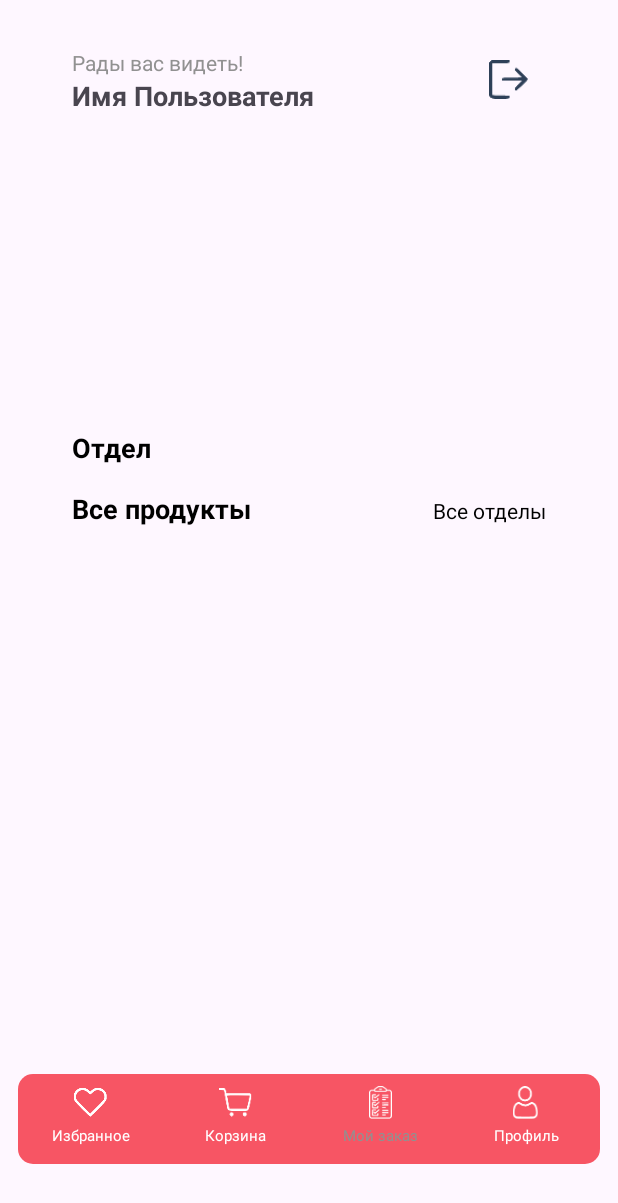
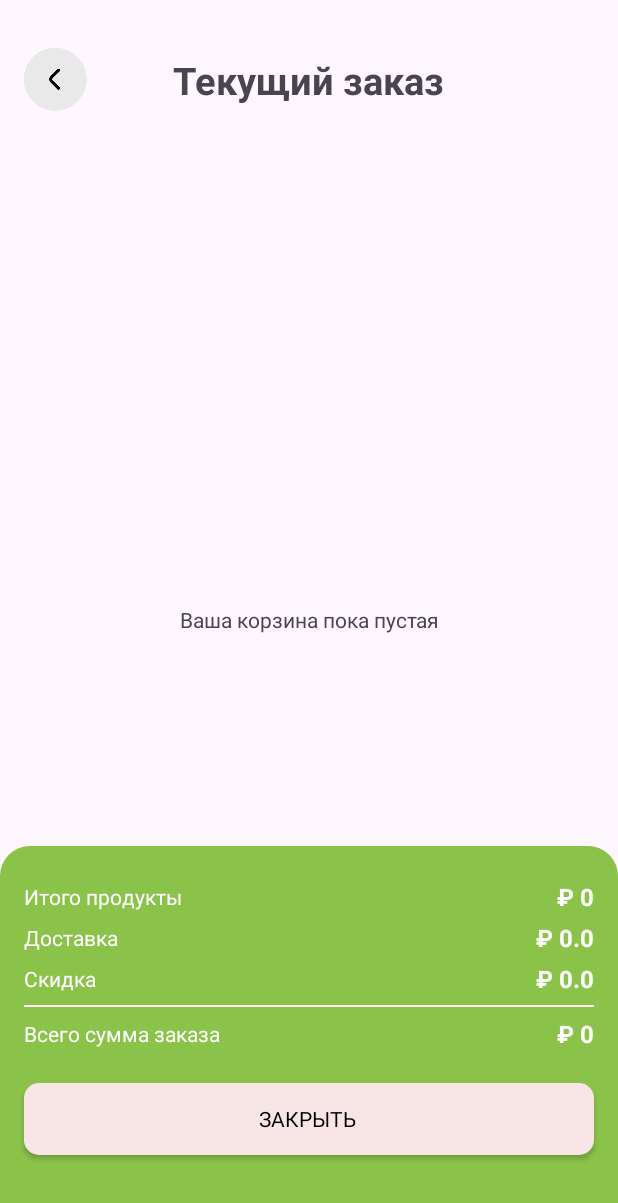
Before and after one commit to MaxS3007/OnlineShop, an Android app: the MainActivity screen opened directly, with no data from a screen before it, after a tap on "Мой заказ", on a phone screen of 412 x 824 dp. Shown: the top 1203 px of the screen. Run offline under Robolectric (Android 15) with nearby library versions, the phone set to English and light mode, and no system bars; our stand-ins replace Firebase (no records; nobody signed in at launch, a user with empty details on screens opened directly); plain views replace DotsIndicator; pictures from the network do not load.

Commit message:
MyZakazActivity Nalichie

```diff
--- a/app/src/main/AndroidManifest.xml
+++ b/app/src/main/AndroidManifest.xml
@@ -12,6 +12,9 @@
         android:supportsRtl="true"
         android:theme="@style/Theme.OnlineShop"
         tools:targetApi="31">
+        <activity
+            android:name=".activity.MyZakazActivity"
+            android:exported="false" />
         <activity
             android:name=".activity.SignUpActivity"
             android:exported="false" />
--- a/app/src/main/java/com/diplom/onlineshop/Helper/ManagmentCart.kt
+++ b/app/src/main/java/com/diplom/onlineshop/Helper/ManagmentCart.kt
@@ -61,6 +61,10 @@ class ManagmentCart(val context: Context) {
         return tinyDB.getListObject("CartList") ?: arrayListOf()
     }
 
+    fun getZakazCart(): ArrayList<ItemsModel> {
+        return tinyDB.getListObject("ZakazList") ?: arrayListOf()
+    }
+
     fun minusItem(listFood: ArrayList<ItemsModel>, position: Int, listener: ChangeNumberItemsListener) {
         if (listFood[position].numberInCart == 1) {
             listFood.removeAt(position)
@@ -72,6 +76,7 @@ class ManagmentCart(val context: Context) {
     }
 
     fun removeItems(listFood: ArrayList<ItemsModel>, listener: ChangeNumberItemsListener) {
+        tinyDB.putListObject("ZakazList", listFood)
         listFood.clear()
         tinyDB.putListObject("CartList", listFood)
         listener.onChanged()
@@ -91,4 +96,13 @@ class ManagmentCart(val context: Context) {
         }
         return fee
     }
+
+    fun getTotalFeeMyZakaz(): Double {
+        val listFood = getZakazCart()
+        var fee = 0.0
+        for (item in listFood) {
+            fee += item.price * item.numberInCart
+        }
+        return fee
+    }
 }
--- a/app/src/main/java/com/diplom/onlineshop/Model/ItemsModel.kt
+++ b/app/src/main/java/com/diplom/onlineshop/Model/ItemsModel.kt
@@ -10,6 +10,7 @@ data class ItemsModel(
     var CategoryId: Int=0,
     var title: String = "",
     var description: String = "",
+    val ostatok: Int=0,
     var picUrl: ArrayList<String> = ArrayList(),
     var size: ArrayList<String> = ArrayList(),
     var price: Double = 0.0,
@@ -23,6 +24,7 @@ data class ItemsModel(
         parcel.readInt(),
         parcel.readString().toString(),
         parcel.readString().toString(),
+        parcel.readInt(),
         parcel.createStringArrayList() as ArrayList<String>,
         parcel.createStringArrayList() as ArrayList<String>,
         parcel.readDouble(),
@@ -38,6 +40,7 @@ data class ItemsModel(
         p0.writeInt(CategoryId)
         p0.writeString(title)
         p0.writeString(description)
+        p0.writeInt(ostatok)
         p0.writeStringList(picUrl)
         p0.writeStringList(size)
         p0.writeDouble(price)
--- a/app/src/main/java/com/diplom/onlineshop/activity/BaseActivity.kt
+++ b/app/src/main/java/com/diplom/onlineshop/activity/BaseActivity.kt
@@ -2,11 +2,7 @@ package com.diplom.onlineshop.activity
 
 import android.os.Bundle
 import android.view.WindowManager
-import androidx.activity.enableEdgeToEdge
 import androidx.appcompat.app.AppCompatActivity
-import androidx.core.view.ViewCompat
-import androidx.core.view.WindowInsetsCompat
-import com.diplom.onlineshop.R
 import com.google.firebase.auth.FirebaseAuth
 
 open class BaseActivity : AppCompatActivity() {
--- a/app/src/main/java/com/diplom/onlineshop/activity/MainActivity.kt
+++ b/app/src/main/java/com/diplom/onlineshop/activity/MainActivity.kt
@@ -64,7 +64,7 @@ class MainActivity : BaseActivity() {
             startActivity((Intent(this@MainActivity, FavItemActivity::class.java)))
         }
         binding.orderBtn.setOnClickListener {
-            //startActivity((Intent(this@MainActivity, CartActivity::class.java)))
+            startActivity((Intent(this@MainActivity, MyZakazActivity::class.java)))
         }
         binding.userBtn.setOnClickListener {
             startActivity((Intent(this@MainActivity, ProfileActivity::class.java)))
--- /dev/null
+++ b/app/src/main/java/com/diplom/onlineshop/activity/MyZakazActivity.kt
@@ -0,0 +1,81 @@
+package com.diplom.onlineshop.activity
+
+import android.content.Intent
+import android.os.Bundle
+import android.view.View
+import androidx.recyclerview.widget.LinearLayoutManager
+import com.diplom.onlineshop.Adapter.CartAdapter
+import com.diplom.onlineshop.Adapter.MyZakazAdapter
+import com.diplom.onlineshop.Helper.ChangeNumberItemsListener
+import com.diplom.onlineshop.Helper.ManagmentCart
+import com.diplom.onlineshop.databinding.ActivityMyZakazBinding
+
+class MyZakazActivity : BaseActivity() {
+    private lateinit var binding: ActivityMyZakazBinding
+    private lateinit var managmentCart: ManagmentCart
+    private var tax: Double = 0.0
+    override fun onCreate(savedInstanceState: Bundle?) {
+        super.onCreate(savedInstanceState)
+
+        binding = ActivityMyZakazBinding.inflate(layoutInflater)
+        setContentView(binding.root)
+
+        managmentCart = ManagmentCart(this)
+
+        setVarible()
+        initCartList()
+        calculateCart()
+
+    }
+
+    override fun onResume() {
+        super.onResume()
+        setVarible()
+        initCartList()
+        calculateCart()
+    }
+
+    private fun initCartList() {
+        binding.viewCart.layoutManager =
+            LinearLayoutManager(this, LinearLayoutManager.VERTICAL, false)
+        binding.viewCart.adapter =
+            MyZakazAdapter(managmentCart.getZakazCart(), this, object : ChangeNumberItemsListener {
+                override fun onChanged() {
+                    calculateCart()
+                }
+            })
+        with(binding) {
+            emptyCart.visibility =
+                if (managmentCart.getZakazCart().isEmpty()) View.VISIBLE else View.GONE
+            scrollView2.visibility =
+                if (managmentCart.getZakazCart().isEmpty()) View.GONE else View.VISIBLE
+
+        }
+    }
+
+    private fun calculateCart() {
+        val percentTax = 0.0
+        var delivery = 100.0
+        tax = Math.round((managmentCart.getTotalFeeMyZakaz() * percentTax) * 100) / 100.0
+        val itemTotal = Math.round(managmentCart.getTotalFeeMyZakaz() * 100) / 100
+        if (itemTotal.toInt() == 0) {
+            delivery = 0.0
+        }
+        val total = Math.round((managmentCart.getTotalFeeMyZakaz() + tax + delivery) * 100) / 100
+
+        with(binding) {
+            totalFeeTxt.text = "₽ $itemTotal"
+            taxTxt.text = "₽ $tax"
+            deliveryTxt.text = "₽ $delivery"
+            totalTxt.text = "₽ $total"
+        }
+    }
+
+    private fun setVarible() {
+        binding.backBtn.setOnClickListener { finish() }
+        binding.zakazBtn.setOnClickListener {
+            //startActivity((Intent(this, ZakazActivity::class.java)))
+            finish()
+        }
+    }
+}
--- a/app/src/main/java/com/diplom/onlineshop/activity/ZakazActivity.kt
+++ b/app/src/main/java/com/diplom/onlineshop/activity/ZakazActivity.kt
@@ -95,6 +95,9 @@ class ZakazActivity : BaseActivity() {
                     changeNumberItemsListener?.onChanged()
                 }
             })
+//            System.out.println(managmentCart.getListCart())
+//            System.out.println(managmentCart.getZakazCart())
+
 
         }
         binding.clearBtn.setOnClickListener {
--- /dev/null
+++ b/app/src/main/res/drawable/green_bg_top.xml
@@ -0,0 +1,10 @@
+<?xml version="1.0" encoding="utf-8"?>
+<selector xmlns:android="http://schemas.android.com/apk/res/android">
+<item>
+    <shape android:shape="rectangle">
+        <solid android:color="@color/green"/>
+        <corners android:topLeftRadius="20dp" android:topRightRadius="20dp" />
+
+    </shape>
+</item>
+</selector>
--- a/app/src/main/res/layout/activity_main.xml
+++ b/app/src/main/res/layout/activity_main.xml
@@ -347,7 +347,7 @@
                         android:layout_marginTop="4dp"
                         android:text="Мой заказ"
                         android:textAlignment="center"
-                        android:textColor="@color/grey"
+                        android:textColor="@color/white"
                         android:textSize="10sp" />
                 </LinearLayout>
 
--- /dev/null
+++ b/app/src/main/res/layout/activity_my_zakaz.xml
@@ -0,0 +1,213 @@
+<?xml version="1.0" encoding="utf-8"?>
+<androidx.constraintlayout.widget.ConstraintLayout xmlns:android="http://schemas.android.com/apk/res/android"
+    xmlns:app="http://schemas.android.com/apk/res-auto"
+    xmlns:tools="http://schemas.android.com/tools"
+    android:id="@+id/main"
+    android:layout_width="match_parent"
+    android:layout_height="match_parent"
+    tools:context=".activity.MyZakazActivity">
+
+    <TextView
+        android:id="@+id/emptyCart"
+        android:layout_width="wrap_content"
+        android:layout_height="wrap_content"
+        android:layout_marginStart="1dp"
+        android:layout_marginTop="1dp"
+        android:text="Ваша корзина пока пустая"
+        app:layout_constraintBottom_toBottomOf="parent"
+        app:layout_constraintEnd_toEndOf="parent"
+        app:layout_constraintStart_toStartOf="parent"
+        app:layout_constraintTop_toTopOf="parent" />
+
+    <androidx.constraintlayout.widget.ConstraintLayout
+        android:id="@+id/constraintLayout2"
+        android:layout_width="match_parent"
+        android:layout_height="wrap_content"
+        android:layout_marginStart="16dp"
+        android:layout_marginTop="32dp"
+        android:layout_marginEnd="16dp"
+        app:layout_constraintEnd_toEndOf="parent"
+        app:layout_constraintStart_toStartOf="parent"
+        app:layout_constraintTop_toTopOf="parent">
+
+        <ImageView
+            android:id="@+id/backBtn"
+            android:layout_width="wrap_content"
+            android:layout_height="wrap_content"
+            app:layout_constraintBottom_toBottomOf="parent"
+            app:layout_constraintStart_toStartOf="parent"
+            app:layout_constraintTop_toTopOf="parent"
+            app:srcCompat="@drawable/back" />
+
+        <TextView
+            android:id="@+id/textView4"
+            android:layout_width="wrap_content"
+            android:layout_height="wrap_content"
+            android:text="Текущий заказ"
+            android:textSize="25dp"
+            android:textStyle="bold"
+            app:layout_constraintBottom_toBottomOf="parent"
+            app:layout_constraintEnd_toEndOf="parent"
+            app:layout_constraintStart_toStartOf="parent"
+            app:layout_constraintTop_toTopOf="parent" />
+    </androidx.constraintlayout.widget.ConstraintLayout>
+
+    <androidx.constraintlayout.widget.ConstraintLayout
+        android:id="@+id/constraintLayout"
+        android:layout_width="match_parent"
+        android:layout_height="260dp"
+        android:background="@drawable/green_bg_top"
+        app:layout_constraintBottom_toBottomOf="parent"
+        app:layout_constraintEnd_toEndOf="parent"
+        app:layout_constraintStart_toStartOf="parent">
+
+        <androidx.appcompat.widget.AppCompatButton
+            android:id="@+id/zakazBtn"
+            style="@android:style/Widget.Button"
+            android:layout_width="0dp"
+            android:layout_height="wrap_content"
+            android:layout_marginBottom="32dp"
+            android:background="@drawable/grey_bg"
+            android:text="ЗАКРЫТЬ "
+            app:layout_constraintBottom_toBottomOf="parent"
+            app:layout_constraintEnd_toEndOf="@+id/constraintLayout3"
+            app:layout_constraintStart_toStartOf="@+id/constraintLayout3"
+            app:layout_constraintTop_toBottomOf="@+id/constraintLayout3" />
+
+        <androidx.constraintlayout.widget.ConstraintLayout
+            android:id="@+id/constraintLayout3"
+            android:layout_width="match_parent"
+            android:layout_height="wrap_content"
+            android:layout_margin="16dp"
+            app:layout_constraintEnd_toEndOf="parent"
+            app:layout_constraintStart_toStartOf="parent"
+            app:layout_constraintTop_toTopOf="parent">
+
+            <TextView
+                android:id="@+id/textView11"
+                android:layout_width="wrap_content"
+                android:layout_height="wrap_content"
+                android:layout_marginTop="8dp"
+                android:text="Итого продукты"
+                android:textColor="@color/white"
+                app:layout_constraintStart_toStartOf="parent"
+                app:layout_constraintTop_toTopOf="parent" />
+
+            <TextView
+                android:id="@+id/textView12"
+                android:layout_width="wrap_content"
+                android:layout_height="wrap_content"
+                android:layout_marginTop="8dp"
+                android:text="Доставка"
+                android:textColor="@color/white"
+                app:layout_constraintStart_toStartOf="parent"
+                app:layout_constraintTop_toBottomOf="@+id/textView11" />
+
+            <TextView
+                android:id="@+id/textView13"
+                android:layout_width="wrap_content"
+                android:layout_height="wrap_content"
+                android:layout_marginTop="8dp"
+                android:text="Скидка"
+                android:textColor="@color/white"
+                app:layout_constraintStart_toStartOf="parent"
+                app:layout_constraintTop_toBottomOf="@+id/textView12" />
+
+            <TextView
+                android:id="@+id/totalFeeTxt"
+                android:layout_width="wrap_content"
+                android:layout_height="wrap_content"
+                android:text="₽ - "
+                android:textColor="@color/white"
+                android:textSize="16sp"
+                android:textStyle="bold"
+                app:layout_constraintBottom_toBottomOf="@+id/textView11"
+                app:layout_constraintEnd_toEndOf="parent"
+                app:layout_constraintTop_toTopOf="@+id/textView11" />
+
+            <TextView
+                android:id="@+id/deliveryTxt"
+                android:layout_width="wrap_content"
+                android:layout_height="wrap_content"
+                android:text="₽ - "
+                android:textColor="@color/white"
+                android:textSize="16sp"
+                android:textStyle="bold"
+                app:layout_constraintBottom_toBottomOf="@+id/textView12"
+                app:layout_constraintEnd_toEndOf="parent"
+                app:layout_constraintTop_toTopOf="@+id/textView12" />
+
+            <TextView
+                android:id="@+id/taxTxt"
+                android:layout_width="wrap_content"
+                android:layout_height="wrap_content"
+                android:text="₽ - "
+                android:textColor="@color/white"
+                android:textSize="16sp"
+                android:textStyle="bold"
+                app:layout_constraintBottom_toBottomOf="@+id/textView13"
+                app:layout_constraintEnd_toEndOf="parent"
+                app:layout_constraintTop_toTopOf="@+id/textView13" />
+
+            <View
+                android:id="@+id/view2"
+                android:layout_width="wrap_content"
+                android:layout_height="1dp"
+                android:layout_marginTop="8dp"
+                android:background="@color/white"
+                app:layout_constraintEnd_toEndOf="parent"
+                app:layout_constraintStart_toStartOf="parent"
+                app:layout_constraintTop_toBottomOf="@+id/textView13" />
+
+            <TextView
+                android:id="@+id/textView17"
+                android:layout_width="wrap_content"
+                android:layout_height="wrap_content"
+                android:layout_marginTop="8dp"
+                android:text="Всего сумма заказа"
+                android:textColor="@color/white"
+                app:layout_constraintStart_toStartOf="parent"
+                app:layout_constraintTop_toBottomOf="@+id/view2" />
+
+            <TextView
+                android:id="@+id/totalTxt"
+                android:layout_width="wrap_content"
+                android:layout_height="wrap_content"
+                android:text="₽ - "
+                android:textColor="@color/white"
+                android:textSize="16sp"
+                android:textStyle="bold"
+                app:layout_constraintBottom_toBottomOf="@+id/textView17"
+                app:layout_constraintEnd_toEndOf="parent"
+                app:layout_constraintTop_toTopOf="@+id/textView17" />
+
+        </androidx.constraintlayout.widget.ConstraintLayout>
+    </androidx.constraintlayout.widget.ConstraintLayout>
+
+    <ScrollView
+        android:id="@+id/scrollView2"
+        android:layout_width="match_parent"
+        android:layout_height="0dp"
+        android:scrollbars="none"
+        app:layout_constraintBottom_toTopOf="@+id/constraintLayout"
+        app:layout_constraintEnd_toEndOf="parent"
+        app:layout_constraintHorizontal_bias="0.0"
+        app:layout_constraintStart_toStartOf="parent"
+        app:layout_constraintTop_toBottomOf="@+id/constraintLayout2"
+        app:layout_constraintVertical_bias="0.0">
+
+        <LinearLayout
+            android:layout_width="match_parent"
+            android:layout_height="wrap_content"
+            android:orientation="vertical">
+
+            <androidx.recyclerview.widget.RecyclerView
+                android:id="@+id/viewCart"
+                android:layout_width="match_parent"
+                android:layout_height="match_parent"
+                android:layout_margin="16dp" />
+        </LinearLayout>
+    </ScrollView>
+
+
+</androidx.constraintlayout.widget.ConstraintLayout>
--- a/app/src/main/res/values/colors.xml
+++ b/app/src/main/res/values/colors.xml
@@ -9,4 +9,7 @@
     <color name="dark_blue">#2E4058</color>
     <color name="red">#F75564</color>
     <color name="yellow">#FFEFDA</color>
+    <color name="orange">#FF9800</color>
+    <color name="green">#8BC34A</color>
+    <color name="lightOrange">#F3BA63</color>
 </resources>
```
Also changed, not shown: app/src/main/java/com/diplom/onlineshop/Adapter/FavItemAdapter.kt (+12 -3 lines), app/src/main/java/com/diplom/onlineshop/Adapter/ItemListAdapter.kt (+12 -3 lines), app/src/main/java/com/diplom/onlineshop/Adapter/MyZakazAdapter.kt (added, +70 -0 lines), app/src/main/java/com/diplom/onlineshop/Adapter/PopularAdapter.kt (+12 -3 lines), app/src/main/java/com/diplom/onlineshop/ViewModel/MainViewModel.kt (+0 -9 lines), app/src/main/res/drawable/orange_bg_top.xml (added, +10 -0 lines), app/src/main/res/layout/viewholder_color.xml (+13 -0 lines), app/src/main/res/layout/viewholder_myzakaz.xml (added, +72 -0 lines), app/src/main/res/layout/viewholder_recomended.xml (+12 -0 lines).
